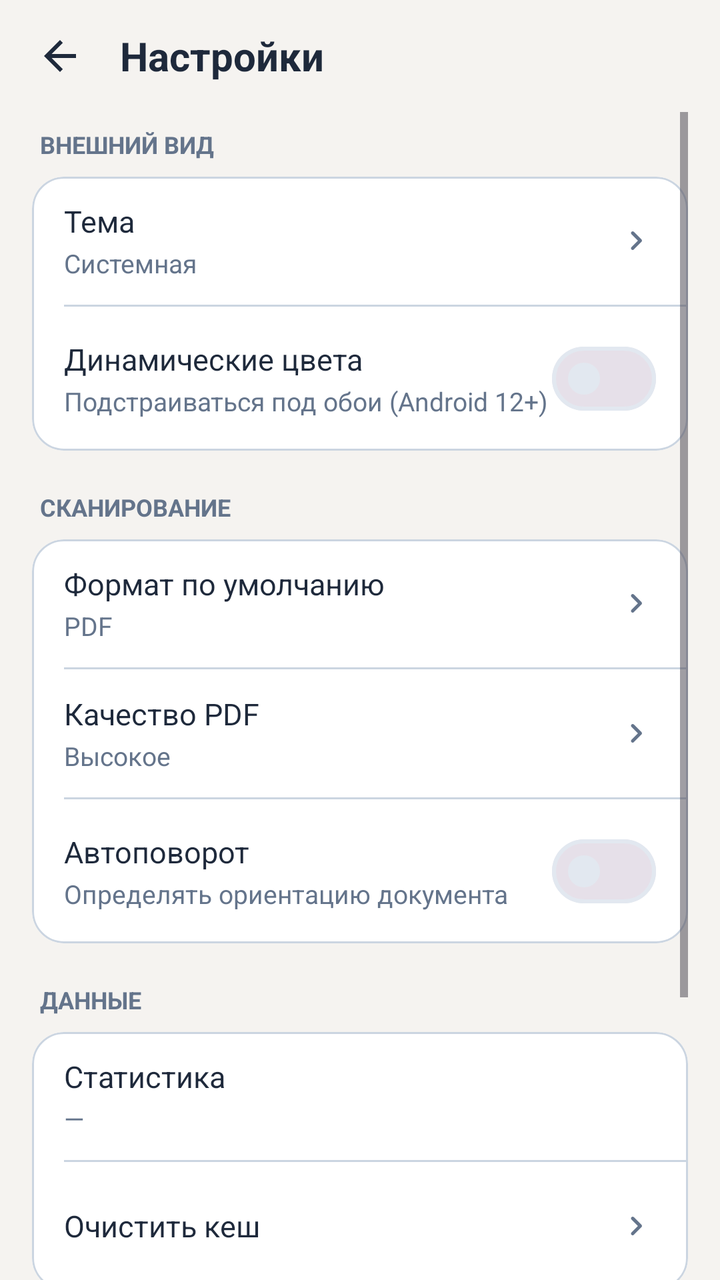
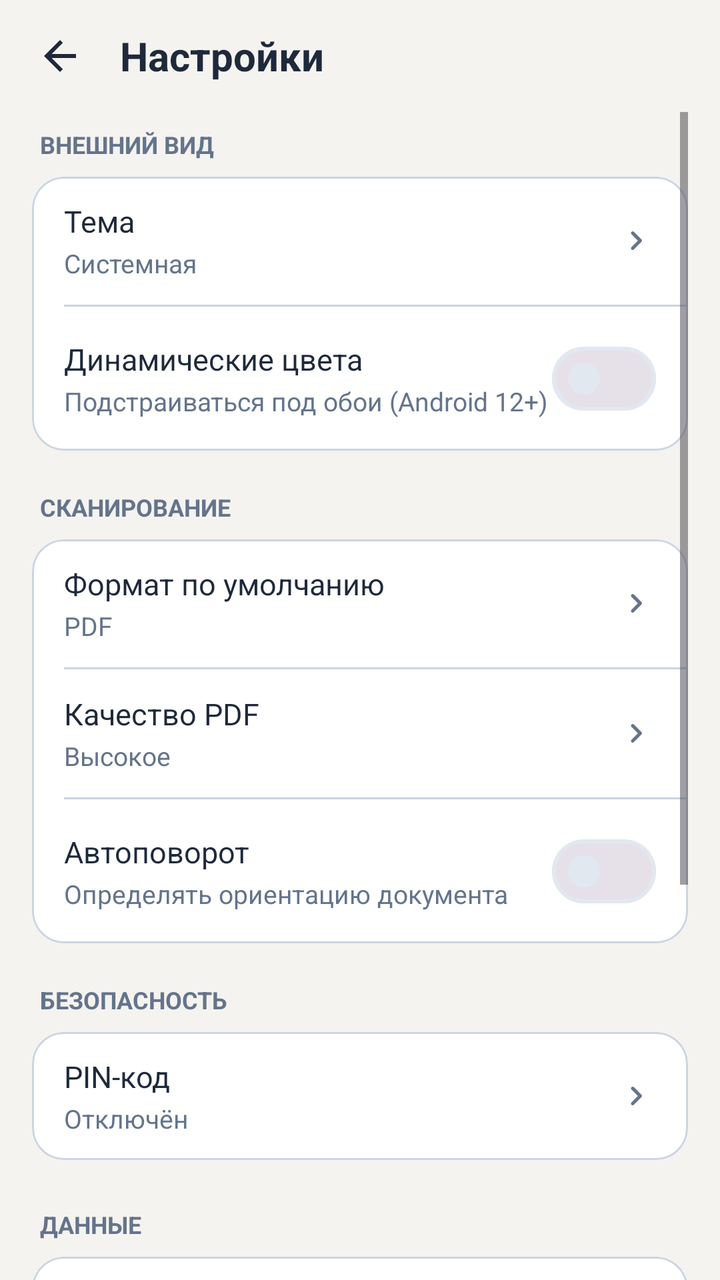

The first picture is an Android layout as it rendered before a commit; the second is the same layout after the commit. The layout source and the unified diff follow.
<!-- AndroidManifest.xml: activity theme Theme.ScanDoc -->
<!-- res/layout/activity_settings.xml -->
<?xml version="1.0" encoding="utf-8"?>
<LinearLayout xmlns:android="http://schemas.android.com/apk/res/android"
    xmlns:app="http://schemas.android.com/apk/res-auto"
    android:layout_width="match_parent"
    android:layout_height="match_parent"
    android:orientation="vertical"
    android:background="?android:attr/colorBackground">

    
    <LinearLayout
        android:layout_width="match_parent"
        android:layout_height="56dp"
        android:orientation="horizontal"
        android:paddingStart="8dp"
        android:paddingEnd="8dp"
        android:gravity="center_vertical">

        <ImageButton
            android:id="@+id/backButton"
            android:layout_width="44dp"
            android:layout_height="44dp"
            android:background="?attr/selectableItemBackgroundBorderless"
            android:src="@drawable/ic_arrow_back"
            android:contentDescription="@string/common_cancel"
            app:tint="?attr/colorOnSurface" />

        <TextView
            android:layout_width="0dp"
            android:layout_height="wrap_content"
            android:layout_weight="1"
            android:layout_marginStart="8dp"
            android:text="@string/settings_title"
            android:textSize="20sp"
            android:textStyle="bold"
            android:textColor="?attr/colorOnSurface" />
    </LinearLayout>

    <ScrollView
        android:layout_width="match_parent"
        android:layout_height="0dp"
        android:layout_weight="1"
        android:paddingStart="16dp"
        android:paddingEnd="16dp">

        <LinearLayout
            android:layout_width="match_parent"
            android:layout_height="wrap_content"
            android:orientation="vertical"
            android:paddingBottom="24dp">

            
            <TextView
                android:layout_width="wrap_content"
                android:layout_height="wrap_content"
                android:layout_marginTop="8dp"
                android:layout_marginBottom="8dp"
                android:layout_marginStart="4dp"
                android:text="@string/settings_section_appearance"
                android:textSize="12sp"
                android:textStyle="bold"
                android:textAllCaps="true"
                android:textColor="?attr/colorOnSurfaceVariant" />

            <com.google.android.material.card.MaterialCardView
                android:layout_width="match_parent"
                android:layout_height="wrap_content"
                app:cardBackgroundColor="?attr/colorSurface"
                app:cardCornerRadius="16dp"
                app:cardElevation="0dp"
                app:strokeColor="?attr/colorOutlineVariant"
                app:strokeWidth="1dp">

                <LinearLayout
                    android:layout_width="match_parent"
                    android:layout_height="wrap_content"
                    android:orientation="vertical">

                    
                    <LinearLayout
                        android:id="@+id/themeRow"
                        android:layout_width="match_parent"
                        android:layout_height="wrap_content"
                        android:minHeight="64dp"
                        android:paddingStart="16dp"
                        android:paddingEnd="16dp"
                        android:paddingTop="12dp"
                        android:paddingBottom="12dp"
                        android:orientation="horizontal"
                        android:gravity="center_vertical"
                        android:background="?attr/selectableItemBackground"
                        android:clickable="true"
                        android:focusable="true">

                        <LinearLayout
                            android:layout_width="0dp"
                            android:layout_height="wrap_content"
                            android:layout_weight="1"
                            android:orientation="vertical">

                            <TextView
                                android:layout_width="wrap_content"
                                android:layout_height="wrap_content"
                                android:text="@string/settings_theme"
                                android:textSize="15sp"
                                android:textColor="?attr/colorOnSurface" />

                            <TextView
                                android:id="@+id/themeValueText"
                                android:layout_width="wrap_content"
                                android:layout_height="wrap_content"
                                android:layout_marginTop="2dp"
                                android:text="@string/settings_theme_system"
                                android:textSize="13sp"
                                android:textColor="?attr/colorOnSurfaceVariant" />
                        </LinearLayout>

                        <ImageView
                            android:layout_width="20dp"
                            android:layout_height="20dp"
                            android:src="@drawable/ic_chevron_right"
                            android:contentDescription="Открыть"
                            app:tint="?attr/colorOnSurfaceVariant" />
                    </LinearLayout>

                    <View
                        android:layout_width="match_parent"
                        android:layout_height="1dp"
                        android:layout_marginStart="16dp"
                        android:background="?attr/colorOutlineVariant" />

                    
                    <LinearLayout
                        android:id="@+id/dynamicColorsRow"
                        android:layout_width="match_parent"
                        android:layout_height="wrap_content"
                        android:minHeight="64dp"
                        android:paddingStart="16dp"
                        android:paddingEnd="16dp"
                        android:paddingTop="12dp"
                        android:paddingBottom="12dp"
                        android:orientation="horizontal"
                        android:gravity="center_vertical">

                        <LinearLayout
                            android:layout_width="0dp"
                            android:layout_height="wrap_content"
                            android:layout_weight="1"
                            android:orientation="vertical">

                            <TextView
                                android:layout_width="wrap_content"
                                android:layout_height="wrap_content"
                                android:text="@string/settings_dynamic_colors"
                                android:textSize="15sp"
                                android:textColor="?attr/colorOnSurface" />

                            <TextView
                                android:layout_width="wrap_content"
                                android:layout_height="wrap_content"
                                android:layout_marginTop="2dp"
                                android:text="@string/settings_dynamic_colors_desc"
                                android:textSize="13sp"
                                android:textColor="?attr/colorOnSurfaceVariant" />
                        </LinearLayout>

                        <com.google.android.material.materialswitch.MaterialSwitch
                            android:id="@+id/dynamicColorsSwitch"
                            android:layout_width="wrap_content"
                            android:layout_height="wrap_content" />
                    </LinearLayout>
                </LinearLayout>
            </com.google.android.material.card.MaterialCardView>

            
            <TextView
                android:layout_width="wrap_content"
                android:layout_height="wrap_content"
                android:layout_marginTop="20dp"
                android:layout_marginBottom="8dp"
                android:layout_marginStart="4dp"
                android:text="@string/settings_section_scan"
                android:textSize="12sp"
                android:textStyle="bold"
                android:textAllCaps="true"
                android:textColor="?attr/colorOnSurfaceVariant" />

            <com.google.android.material.card.MaterialCardView
                android:layout_width="match_parent"
                android:layout_height="wrap_content"
                app:cardBackgroundColor="?attr/colorSurface"
                app:cardCornerRadius="16dp"
                app:cardElevation="0dp"
                app:strokeColor="?attr/colorOutlineVariant"
                app:strokeWidth="1dp">

                <LinearLayout
                    android:layout_width="match_parent"
                    android:layout_height="wrap_content"
                    android:orientation="vertical">

                    
                    <LinearLayout
                        android:id="@+id/defaultFormatRow"
                        android:layout_width="match_parent"
                        android:layout_height="wrap_content"
                        android:minHeight="64dp"
                        android:paddingStart="16dp"
                        android:paddingEnd="16dp"
                        android:paddingTop="12dp"
                        android:paddingBottom="12dp"
                        android:orientation="horizontal"
                        android:gravity="center_vertical"
                        android:background="?attr/selectableItemBackground"
                        android:clickable="true"
                        android:focusable="true">

                        <LinearLayout
                            android:layout_width="0dp"
                            android:layout_height="wrap_content"
                            android:layout_weight="1"
                            android:orientation="vertical">

                            <TextView
                                android:layout_width="wrap_content"
                                android:layout_height="wrap_content"
                                android:text="@string/settings_default_format"
                                android:textSize="15sp"
                                android:textColor="?attr/colorOnSurface" />

                            <TextView
                                android:id="@+id/defaultFormatValueText"
                                android:layout_width="wrap_content"
                                android:layout_height="wrap_content"
                                android:layout_marginTop="2dp"
                                android:text="PDF"
                                android:textSize="13sp"
                                android:textColor="?attr/colorOnSurfaceVariant" />
                        </LinearLayout>

                        <ImageView
                            android:layout_width="20dp"
                            android:layout_height="20dp"
                            android:src="@drawable/ic_chevron_right"
                            android:contentDescription="Открыть"
                            app:tint="?attr/colorOnSurfaceVariant" />
                    </LinearLayout>

                    <View
                        android:layout_width="match_parent"
                        android:layout_height="1dp"
                        android:layout_marginStart="16dp"
                        android:background="?attr/colorOutlineVariant" />

                    
                    <LinearLayout
                        android:id="@+id/pdfQualityRow"
                        android:layout_width="match_parent"
                        android:layout_height="wrap_content"
                        android:minHeight="64dp"
                        android:paddingStart="16dp"
                        android:paddingEnd="16dp"
                        android:paddingTop="12dp"
                        android:paddingBottom="12dp"
                        android:orientation="horizontal"
                        android:gravity="center_vertical"
                        android:background="?attr/selectableItemBackground"
                        android:clickable="true"
                        android:focusable="true">

                        <LinearLayout
                            android:layout_width="0dp"
                            android:layout_height="wrap_content"
                            android:layout_weight="1"
                            android:orientation="vertical">

                            <TextView
                                android:layout_width="wrap_content"
                                android:layout_height="wrap_content"
                                android:text="@string/settings_pdf_quality"
                                android:textSize="15sp"
                                android:textColor="?attr/colorOnSurface" />

                            <TextView
                                android:id="@+id/pdfQualityValueText"
                                android:layout_width="wrap_content"
                                android:layout_height="wrap_content"
                                android:layout_marginTop="2dp"
                                android:text="@string/settings_pdf_quality_high"
                                android:textSize="13sp"
                                android:textColor="?attr/colorOnSurfaceVariant" />
                        </LinearLayout>

                        <ImageView
                            android:layout_width="20dp"
                            android:layout_height="20dp"
                            android:src="@drawable/ic_chevron_right"
                            android:contentDescription="Открыть"
                            app:tint="?attr/colorOnSurfaceVariant" />
                    </LinearLayout>

                    <View
                        android:layout_width="match_parent"
                        android:layout_height="1dp"
                        android:layout_marginStart="16dp"
                        android:background="?attr/colorOutlineVariant" />

                    
                    <LinearLayout
                        android:id="@+id/autoRotateRow"
                        android:layout_width="match_parent"
                        android:layout_height="wrap_content"
                        android:minHeight="64dp"
                        android:paddingStart="16dp"
                        android:paddingEnd="16dp"
                        android:paddingTop="12dp"
                        android:paddingBottom="12dp"
                        android:orientation="horizontal"
                        android:gravity="center_vertical">

                        <LinearLayout
                            android:layout_width="0dp"
                            android:layout_height="wrap_content"
                            android:layout_weight="1"
                            android:orientation="vertical">

                            <TextView
                                android:layout_width="wrap_content"
                                android:layout_height="wrap_content"
                                android:text="@string/settings_auto_rotate"
                                android:textSize="15sp"
                                android:textColor="?attr/colorOnSurface" />

                            <TextView
                                android:layout_width="wrap_content"
                                android:layout_height="wrap_content"
                                android:layout_marginTop="2dp"
                                android:text="@string/settings_auto_rotate_desc"
                                android:textSize="13sp"
                                android:textColor="?attr/colorOnSurfaceVariant" />
                        </LinearLayout>

                        <com.google.android.material.materialswitch.MaterialSwitch
                            android:id="@+id/autoRotateSwitch"
                            android:layout_width="wrap_content"
                            android:layout_height="wrap_content" />
                    </LinearLayout>
                </LinearLayout>
            </com.google.android.material.card.MaterialCardView>

            
            <TextView
                android:layout_width="wrap_content"
                android:layout_height="wrap_content"
                android:layout_marginTop="20dp"
                android:layout_marginBottom="8dp"
                android:layout_marginStart="4dp"
                android:text="@string/settings_section_data"
                android:textSize="12sp"
                android:textStyle="bold"
                android:textAllCaps="true"
                android:textColor="?attr/colorOnSurfaceVariant" />

            <com.google.android.material.card.MaterialCardView
                android:layout_width="match_parent"
                android:layout_height="wrap_content"
                app:cardBackgroundColor="?attr/colorSurface"
                app:cardCornerRadius="16dp"
                app:cardElevation="0dp"
                app:strokeColor="?attr/colorOutlineVariant"
                app:strokeWidth="1dp">

                <LinearLayout
                    android:layout_width="match_parent"
                    android:layout_height="wrap_content"
                    android:orientation="vertical">

                    
                    <LinearLayout
                        android:layout_width="match_parent"
                        android:layout_height="wrap_content"
                        android:minHeight="64dp"
                        android:paddingStart="16dp"
                        android:paddingEnd="16dp"
                        android:paddingTop="12dp"
                        android:paddingBottom="12dp"
                        android:orientation="horizontal"
                        android:gravity="center_vertical">

                        <LinearLayout
                            android:layout_width="0dp"
                            android:layout_height="wrap_content"
                            android:layout_weight="1"
                            android:orientation="vertical">

                            <TextView
                                android:layout_width="wrap_content"
                                android:layout_height="wrap_content"
                                android:text="@string/settings_stats"
                                android:textSize="15sp"
                                android:textColor="?attr/colorOnSurface" />

                            <TextView
                                android:id="@+id/statsValueText"
                                android:layout_width="wrap_content"
                                android:layout_height="wrap_content"
                                android:layout_marginTop="2dp"
                                android:text="—"
                                android:textSize="13sp"
                                android:textColor="?attr/colorOnSurfaceVariant" />
                        </LinearLayout>
                    </LinearLayout>

                    <View
                        android:layout_width="match_parent"
                        android:layout_height="1dp"
                        android:layout_marginStart="16dp"
                        android:background="?attr/colorOutlineVariant" />

                    
                    <LinearLayout
                        android:id="@+id/clearCacheRow"
                        android:layout_width="match_parent"
                        android:layout_height="wrap_content"
                        android:minHeight="64dp"
                        android:paddingStart="16dp"
                        android:paddingEnd="16dp"
                        android:paddingTop="12dp"
                        android:paddingBottom="12dp"
                        android:orientation="horizontal"
                        android:gravity="center_vertical"
                        android:background="?attr/selectableItemBackground"
                        android:clickable="true"
                        android:focusable="true">

                        <TextView
                            android:layout_width="0dp"
                            android:layout_height="wrap_content"
                            android:layout_weight="1"
                            android:text="@string/settings_clear_cache"
                            android:textSize="15sp"
                            android:textColor="?attr/colorOnSurface" />

                        <ImageView
                            android:layout_width="20dp"
                            android:layout_height="20dp"
                            android:src="@drawable/ic_chevron_right"
                            android:contentDescription="Открыть"
                            app:tint="?attr/colorOnSurfaceVariant" />
                    </LinearLayout>
                </LinearLayout>
            </com.google.android.material.card.MaterialCardView>

            
            <TextView
                android:layout_width="wrap_content"
                android:layout_height="wrap_content"
                android:layout_marginTop="20dp"
                android:layout_marginBottom="8dp"
                android:layout_marginStart="4dp"
                android:text="@string/settings_section_app"
                android:textSize="12sp"
                android:textStyle="bold"
                android:textAllCaps="true"
                android:textColor="?attr/colorOnSurfaceVariant" />

            <com.google.android.material.card.MaterialCardView
                android:layout_width="match_parent"
                android:layout_height="wrap_content"
                app:cardBackgroundColor="?attr/colorSurface"
                app:cardCornerRadius="16dp"
                app:cardElevation="0dp"
                app:strokeColor="?attr/colorOutlineVariant"
                app:strokeWidth="1dp">

                <LinearLayout
                    android:layout_width="match_parent"
                    android:layout_height="wrap_content"
                    android:orientation="vertical">

                    
                    <LinearLayout
                        android:id="@+id/aboutRow"
                        android:layout_width="match_parent"
                        android:layout_height="wrap_content"
                        android:minHeight="56dp"
                        android:paddingStart="16dp"
                        android:paddingEnd="16dp"
                        android:orientation="horizontal"
                        android:gravity="center_vertical"
                        android:background="?attr/selectableItemBackground"
                        android:clickable="true"
                        android:focusable="true">

                        <TextView
                            android:layout_width="0dp"
                            android:layout_height="wrap_content"
                            android:layout_weight="1"
                            android:text="@string/settings_about"
                            android:textSize="15sp"
                            android:textColor="?attr/colorOnSurface" />

                        <ImageView
                            android:layout_width="20dp"
                            android:layout_height="20dp"
                            android:src="@drawable/ic_chevron_right"
                            android:contentDescription="Открыть"
                            app:tint="?attr/colorOnSurfaceVariant" />
                    </LinearLayout>

                    <View
                        android:layout_width="match_parent"
                        android:layout_height="1dp"
                        android:layout_marginStart="16dp"
                        android:background="?attr/colorOutlineVariant" />

                    
                    <LinearLayout
                        android:id="@+id/onboardingRow"
                        android:layout_width="match_parent"
                        android:layout_height="wrap_content"
                        android:minHeight="56dp"
                        android:paddingStart="16dp"
                        android:paddingEnd="16dp"
                        android:orientation="horizontal"
                        android:gravity="center_vertical"
                        android:background="?attr/selectableItemBackground"
                        android:clickable="true"
                        android:focusable="true">

                        <TextView
                            android:layout_width="0dp"
                            android:layout_height="wrap_content"
                            android:layout_weight="1"
                            android:text="@string/settings_show_onboarding"
                            android:textSize="15sp"
                            android:textColor="?attr/colorOnSurface" />

                        <ImageView
                            android:layout_width="20dp"
                            android:layout_height="20dp"
                            android:src="@drawable/ic_chevron_right"
                            android:contentDescription="Открыть"
                            app:tint="?attr/colorOnSurfaceVariant" />
                    </LinearLayout>
                </LinearLayout>
            </com.google.android.material.card.MaterialCardView>

        </LinearLayout>
    </ScrollView>
</LinearLayout>
<!-- resources referenced by this layout -->
<resources>
  <!-- drawable ic_arrow_back (drawable) -->
  <vector xmlns:android="http://schemas.android.com/apk/res/android"
      android:width="24dp"
      android:height="24dp"
      android:viewportWidth="24"
      android:viewportHeight="24">
      <path
          android:fillColor="@android:color/white"
          android:pathData="M20,11H7.83l5.59,-5.59L12,4l-8,8 8,8 1.41,-1.41L7.83,13H20v-2z"/>
  </vector>
  <!-- drawable ic_chevron_right (drawable) -->
  <vector xmlns:android="http://schemas.android.com/apk/res/android"
      android:width="24dp"
      android:height="24dp"
      android:viewportWidth="24"
      android:viewportHeight="24"
      android:tint="?attr/colorOnSurfaceVariant">
      <path
          android:fillColor="@android:color/white"
          android:pathData="M9.29,6.71c-0.39,0.39 -0.39,1.02 0,1.41L13.17,12l-3.88,3.88c-0.39,0.39 -0.39,1.02 0,1.41 0.39,0.39 1.02,0.39 1.41,0l4.59,-4.59c0.39,-0.39 0.39,-1.02 0,-1.41L10.7,6.7c-0.38,-0.38 -1.02,-0.38 -1.41,0.01z"/>
  </vector>
  <string name="common_cancel">Отмена</string>
  <string name="settings_about">О приложении</string>
  <string name="settings_auto_rotate">Автоповорот</string>
  <string name="settings_auto_rotate_desc">Определять ориентацию документа</string>
  <string name="settings_clear_cache">Очистить кеш</string>
  <string name="settings_default_format">Формат по умолчанию</string>
  <string name="settings_dynamic_colors">Динамические цвета</string>
  <string name="settings_dynamic_colors_desc">Подстраиваться под обои (Android 12+)</string>
  <string name="settings_pdf_quality">Качество PDF</string>
  <string name="settings_pdf_quality_high">Высокое</string>
  <string name="settings_section_app">Приложение</string>
  <string name="settings_section_appearance">Внешний вид</string>
  <string name="settings_section_data">Данные</string>
  <string name="settings_section_scan">Сканирование</string>
  <string name="settings_show_onboarding">Показать обучение снова</string>
  <string name="settings_stats">Статистика</string>
  <string name="settings_theme">Тема</string>
  <string name="settings_theme_system">Системная</string>
  <string name="settings_title">Настройки</string>
  <style name="Theme.ScanDoc" parent="Theme.Material3.DayNight.NoActionBar">
          
          <item name="colorPrimary">#4F46E5</item>
          <item name="colorOnPrimary">#FFFFFF</item>
          <item name="colorPrimaryContainer">#E0E7FF</item>
          <item name="colorOnPrimaryContainer">#1E1B4B</item>
  
          <item name="colorSecondary">#6366F1</item>
          <item name="colorOnSecondary">#FFFFFF</item>
  
          <item name="colorSurface">#FFFFFF</item>
          <item name="colorOnSurface">#1E293B</item>
          <item name="colorSurfaceVariant">#F1F5F9</item>
          <item name="colorOnSurfaceVariant">#64748B</item>
  
          <item name="colorOutline">#E2E8F0</item>
          <item name="colorOutlineVariant">#CBD5E1</item>
  
          <item name="colorError">#EF4444</item>
          <item name="colorOnError">#FFFFFF</item>
  
          <item name="android:colorBackground">#F5F3F0</item>
          <item name="colorOnBackground">#1E293B</item>
  
          <item name="android:statusBarColor">@android:color/transparent</item>
          <item name="android:windowLightStatusBar" tools:targetApi="m">true</item>
      </style>
</resources>

<!-- the commit's change to res/layout/activity_settings.xml (unified diff, before → after) -->
@@ -354,6 +354,83 @@
                 android:layout_marginTop="20dp"
                 android:layout_marginBottom="8dp"
                 android:layout_marginStart="4dp"
+                android:text="@string/settings_section_security"
+                android:textSize="12sp"
+                android:textStyle="bold"
+                android:textAllCaps="true"
+                android:textColor="?attr/colorOnSurfaceVariant" />
+
+            <com.google.android.material.card.MaterialCardView
+                android:layout_width="match_parent"
+                android:layout_height="wrap_content"
+                android:layout_marginBottom="4dp"
+                app:cardBackgroundColor="?attr/colorSurface"
+                app:cardCornerRadius="16dp"
+                app:cardElevation="0dp"
+                app:strokeColor="?attr/colorOutlineVariant"
+                app:strokeWidth="1dp">
+
+                <LinearLayout
+                    android:layout_width="match_parent"
+                    android:layout_height="wrap_content"
+                    android:orientation="vertical">
+
+                    
+                    <LinearLayout
+                        android:id="@+id/pinRow"
+                        android:layout_width="match_parent"
+                        android:layout_height="wrap_content"
+                        android:minHeight="64dp"
+                        android:paddingStart="16dp"
+                        android:paddingEnd="16dp"
+                        android:paddingTop="12dp"
+                        android:paddingBottom="12dp"
+                        android:orientation="horizontal"
+                        android:gravity="center_vertical"
+                        android:background="?attr/selectableItemBackground"
+                        android:clickable="true"
+                        android:focusable="true">
+
+                        <LinearLayout
+                            android:layout_width="0dp"
+                            android:layout_height="wrap_content"
+                            android:layout_weight="1"
+                            android:orientation="vertical">
+
+                            <TextView
+                                android:layout_width="wrap_content"
+                                android:layout_height="wrap_content"
+                                android:text="@string/settings_pin"
+                                android:textSize="15sp"
+                                android:textColor="?attr/colorOnSurface" />
+
+                            <TextView
+                                android:id="@+id/pinValueText"
+                                android:layout_width="wrap_content"
+                                android:layout_height="wrap_content"
+                                android:layout_marginTop="2dp"
+                                android:text="@string/settings_pin_disabled"
+                                android:textSize="13sp"
+                                android:textColor="?attr/colorOnSurfaceVariant" />
+                        </LinearLayout>
+
+                        <ImageView
+                            android:layout_width="20dp"
+                            android:layout_height="20dp"
+                            android:src="@drawable/ic_chevron_right"
+                            android:contentDescription="Открыть"
+                            app:tint="?attr/colorOnSurfaceVariant" />
+                    </LinearLayout>
+                </LinearLayout>
+            </com.google.android.material.card.MaterialCardView>
+
+            
+            <TextView
+                android:layout_width="wrap_content"
+                android:layout_height="wrap_content"
+                android:layout_marginTop="20dp"
+                android:layout_marginBottom="8dp"
+                android:layout_marginStart="4dp"
                 android:text="@string/settings_section_data"
                 android:textSize="12sp"
                 android:textStyle="bold"
<!-- resource entries referenced after the edit -->
@@ -31,10 +31,13 @@
   <string name="settings_dynamic_colors_desc">Подстраиваться под обои (Android 12+)</string>
   <string name="settings_pdf_quality">Качество PDF</string>
   <string name="settings_pdf_quality_high">Высокое</string>
+  <string name="settings_pin">PIN-код</string>
+  <string name="settings_pin_disabled">Отключён</string>
   <string name="settings_section_app">Приложение</string>
   <string name="settings_section_appearance">Внешний вид</string>
   <string name="settings_section_data">Данные</string>
   <string name="settings_section_scan">Сканирование</string>
+  <string name="settings_section_security">Безопасность</string>
   <string name="settings_show_onboarding">Показать обучение снова</string>
   <string name="settings_stats">Статистика</string>
   <string name="settings_theme">Тема</string>
